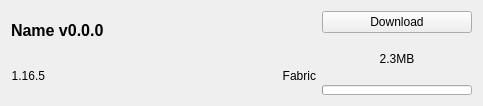
This is src/ui/modrinth/modrinthfileitemwidget.ui in kaniol-lck/modmanager as Qt 5 draws it before an edit. The edited form follows.
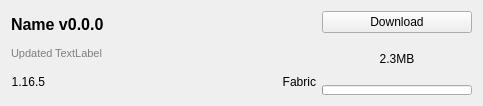
This is the edited form. Icons and pictures are not drawn.

Commit message: date time in file list

```diff
--- a/src/ui/modrinth/modrinthfileitemwidget.ui
+++ b/src/ui/modrinth/modrinthfileitemwidget.ui
@@ -17,27 +17,140 @@
    <string>Form</string>
   </property>
   <layout class="QGridLayout" name="gridLayout">
-   <item row="0" column="0" colspan="3">
-    <widget class="QLabel" name="displayNameText">
-     <property name="sizePolicy">
-      <sizepolicy hsizetype="Expanding" vsizetype="Preferred">
-       <horstretch>0</horstretch>
-       <verstretch>0</verstretch>
-      </sizepolicy>
+   <item row="0" column="0">
+    <layout class="QVBoxLayout" name="verticalLayout_2">
+     <property name="spacing">
+      <number>2</number>
      </property>
-     <property name="font">
-      <font>
-       <pointsize>12</pointsize>
-       <weight>75</weight>
-       <bold>true</bold>
-      </font>
-     </property>
-     <property name="text">
-      <string notr="true">Name v0.0.0</string>
-     </property>
-    </widget>
+     <item>
+      <widget class="QLabel" name="displayNameText">
+       <property name="sizePolicy">
+        <sizepolicy hsizetype="Expanding" vsizetype="Preferred">
+         <horstretch>0</horstretch>
+         <verstretch>0</verstretch>
+        </sizepolicy>
+       </property>
+       <property name="font">
+        <font>
+         <pointsize>12</pointsize>
+         <weight>75</weight>
+         <bold>true</bold>
+        </font>
+       </property>
+       <property name="text">
+        <string notr="true">Name v0.0.0</string>
+       </property>
+      </widget>
+     </item>
+     <item>
+      <layout class="QHBoxLayout" name="horizontalLayout_2">
+       <item>
+        <widget class="QLabel" name="label">
+         <property name="font">
+          <font>
+           <pointsize>8</pointsize>
+          </font>
+         </property>
+         <property name="styleSheet">
+          <string notr="true">color: rgb(127, 127, 127);</string>
+         </property>
+         <property name="text">
+          <string>Updated</string>
+         </property>
+        </widget>
+       </item>
+       <item>
+        <widget class="QLabel" name="fileDateText">
+         <property name="font">
+          <font>
+           <pointsize>8</pointsize>
+          </font>
+         </property>
+         <property name="styleSheet">
+          <string notr="true">color: rgb(127, 127, 127);</string>
+         </property>
+         <property name="text">
+          <string>TextLabel</string>
+         </property>
+        </widget>
+       </item>
+       <item>
+        <spacer name="horizontalSpacer_2">
+         <property name="orientation">
+          <enum>Qt::Horizontal</enum>
+         </property>
+         <property name="sizeHint" stdset="0">
+          <size>
+           <width>40</width>
+           <height>20</height>
+          </size>
+         </property>
+        </spacer>
+       </item>
+      </layout>
+     </item>
+     <item>
+      <layout class="QHBoxLayout" name="horizontalLayout">
+       <item>
+        <widget class="QLabel" name="gameVersionText">
+         <property name="sizePolicy">
+          <sizepolicy hsizetype="Preferred" vsizetype="Preferred">
+           <horstretch>0</horstretch>
+           <verstretch>0</verstretch>
+          </sizepolicy>
+         </property>
+         <property name="font">
+          <font>
+           <pointsize>9</pointsize>
+          </font>
+         </property>
+         <property name="text">
+          <string notr="true">1.16.5</string>
+         </property>
+         <property name="alignment">
+          <set>Qt::AlignRight|Qt::AlignTrailing|Qt::AlignVCenter</set>
+         </property>
+        </widget>
+       </item>
+       <item>
+        <spacer name="horizontalSpacer">
+         <property name="orientation">
+          <enum>Qt::Horizontal</enum>
+         </property>
+         <property name="sizeHint" stdset="0">
+          <size>
+           <width>204</width>
+           <height>20</height>
+          </size>
+         </property>
+        </spacer>
+       </item>
+       <item>
+        <widget class="QLabel" name="loaderTypeText">
+         <property name="sizePolicy">
+          <sizepolicy hsizetype="Preferred" vsizetype="Preferred">
+           <horstretch>0</horstretch>
+           <verstretch>0</verstretch>
+          </sizepolicy>
+         </property>
+         <property name="font">
+          <font>
+           <pointsize>9</pointsize>
+          </font>
+         </property>
+         <property name="text">
+          <string notr="true">Fabric</string>
+         </property>
+         <property name="alignment">
+          <set>Qt::AlignRight|Qt::AlignTrailing|Qt::AlignVCenter</set>
+         </property>
+        </widget>
+       </item>
+      </layout>
+     </item>
+    </layout>
    </item>
-   <item row="0" column="3" rowspan="2">
+   <item row="0" column="1">
     <layout class="QVBoxLayout" name="verticalLayout">
      <item>
       <widget class="QPushButton" name="downloadButton">
@@ -114,61 +227,6 @@
      </item>
     </layout>
    </item>
-   <item row="1" column="0">
-    <widget class="QLabel" name="gameVersionText">
-     <property name="sizePolicy">
-      <sizepolicy hsizetype="Preferred" vsizetype="Preferred">
-       <horstretch>0</horstretch>
-       <verstretch>0</verstretch>
-      </sizepolicy>
-     </property>
-     <property name="font">
-      <font>
-       <pointsize>9</pointsize>
-      </font>
-     </property>
-     <property name="text">
-      <string notr="true">1.16.5</string>
-     </property>
-     <property name="alignment">
-      <set>Qt::AlignRight|Qt::AlignTrailing|Qt::AlignVCenter</set>
-     </property>
-    </widget>
-   </item>
-   <item row="1" column="1">
-    <spacer name="horizontalSpacer">
-     <property name="orientation">
-      <enum>Qt::Horizontal</enum>
-     </property>
-     <property name="sizeHint" stdset="0">
-      <size>
-       <width>204</width>
-       <height>20</height>
-      </size>
-     </property>
-    </spacer>
-   </item>
-   <item row="1" column="2">
-    <widget class="QLabel" name="loaderTypeText">
-     <property name="sizePolicy">
-      <sizepolicy hsizetype="Preferred" vsizetype="Preferred">
-       <horstretch>0</horstretch>
-       <verstretch>0</verstretch>
-      </sizepolicy>
-     </property>
-     <property name="font">
-      <font>
-       <pointsize>9</pointsize>
-      </font>
-     </property>
-     <property name="text">
-      <string notr="true">Fabric</string>
-     </property>
-     <property name="alignment">
-      <set>Qt::AlignRight|Qt::AlignTrailing|Qt::AlignVCenter</set>
-     </property>
-    </widget>
-   </item>
   </layout>
  </widget>
  <resources/>
```
The commit also changes 5 other files.
